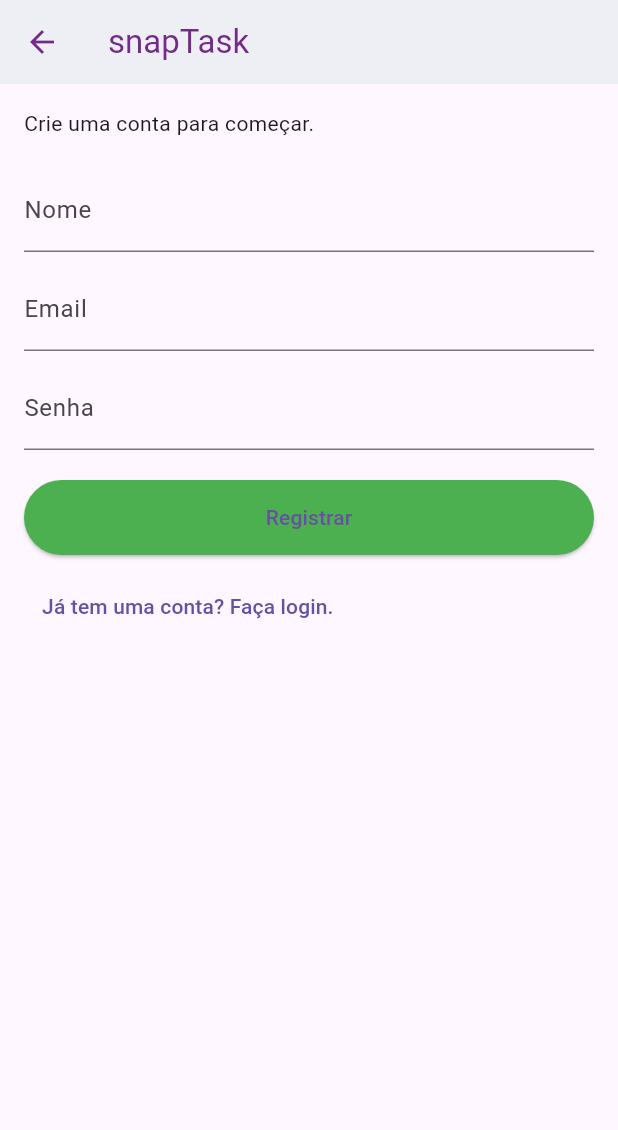
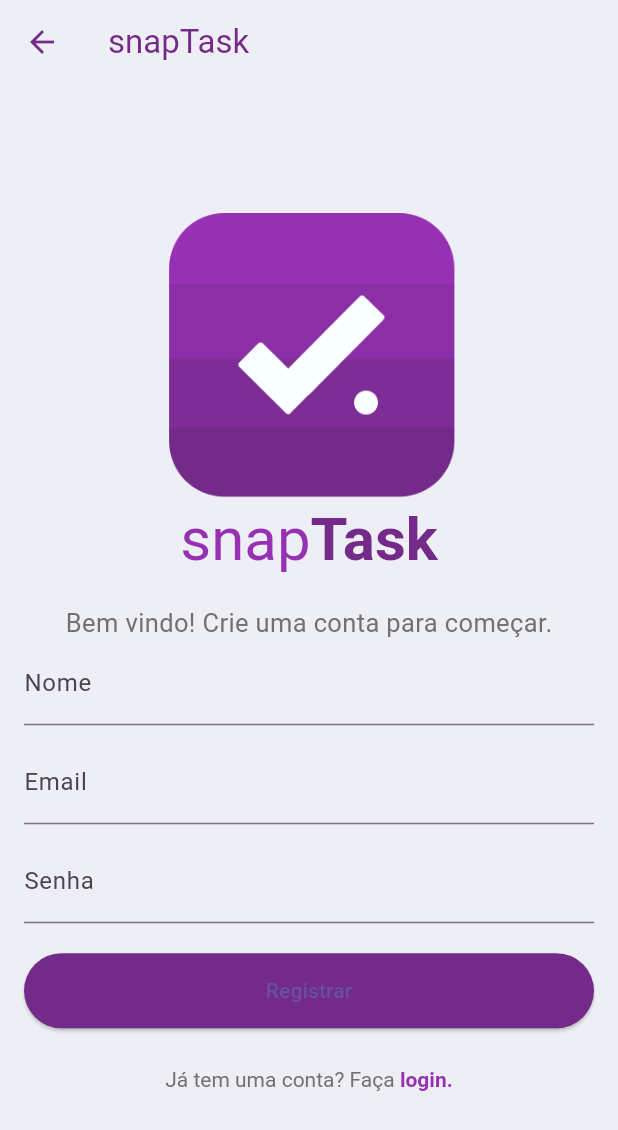
Before and after one commit to larissagoularte/snapTask, a Flutter app: the Register screen opened by its route, on a phone screen of 412 x 824 dp. Shown: the top 1130 px of the screen. Run offline on Flutter 3.47's test engine with Material 3 defaults, Android fonts, the phone set to English and light mode, and no system bars; our stand-ins replace flutter_secure_storage; accounts and stored records are empty.

Commit message:
Register design

```diff
--- a/app/lib/screens/register.dart
+++ b/app/lib/screens/register.dart
@@ -24,13 +24,48 @@ class _RegisterState extends State<Register> {
         foregroundColor: stDarkerPurple,
         elevation: 0,
       ),
-      body: Padding(
+      body: Container(
+        color: stBGColor,
         padding: EdgeInsets.all(16.0),
         child: Column(
-          crossAxisAlignment: CrossAxisAlignment.start,
+          mainAxisAlignment: MainAxisAlignment.center,
+          crossAxisAlignment: CrossAxisAlignment.center,
           children: <Widget>[
-            Text('Crie uma conta para começar.'),
+            Image.asset(
+              'assets/images/logo.png',
+              height: 200,
+            ),
+            RichText(
+              text: TextSpan(
+                children: <TextSpan>[
+                  TextSpan(
+                      text: 'snap',
+                      style: TextStyle(
+                        color: stLightPurple,
+                        fontSize: 40,
+                        fontWeight: FontWeight.normal,
+                      )),
+                  TextSpan(
+                    text: 'Task',
+                    style: TextStyle(
+                      color: stDarkerPurple,
+                      fontSize: 40,
+                      fontWeight: FontWeight.bold,
+                    ),
+                  ),
+                ],
+              ),
+              //'snapTask',
+              //tyle: TextStyle(fontSize: 43, fontWeight: FontWeight.w500),
+            ),
             SizedBox(height: 20),
+            Text(
+              'Bem vindo! Crie uma conta para começar.',
+              style: TextStyle(
+                fontSize: 17,
+                color: stGrey,
+              ),
+            ),
             TextFormField(
               controller: _nameController,
               decoration: InputDecoration(labelText: 'Nome'),
@@ -65,7 +100,7 @@ class _RegisterState extends State<Register> {
               },
               child: Text('Registrar'),
               style: ElevatedButton.styleFrom(
-                backgroundColor: Colors.green, // cor de fundo do botão
+                backgroundColor: stDarkerPurple, // cor de fundo do botão
                 minimumSize:
                     Size(double.infinity, 50), // largura e altura mínimas
               ),
@@ -76,7 +111,25 @@ class _RegisterState extends State<Register> {
                 // Redirecione para a tela de login
                 Navigator.pushReplacementNamed(context, '/login');
               },
-              child: Text('Já tem uma conta? Faça login.'),
+              child: RichText(
+                text: TextSpan(
+                  children: <TextSpan>[
+                    TextSpan(
+                      text: 'Já tem uma conta? Faça ',
+                      style: TextStyle(
+                        color: stGrey,
+                      ),
+                    ),
+                    TextSpan(
+                      text: 'login.',
+                      style: TextStyle(
+                        color: stLightPurple,
+                        fontWeight: FontWeight.bold,
+                      ),
+                    ),
+                  ],
+                ),
+              ),
             ),
           ],
         ),
```
